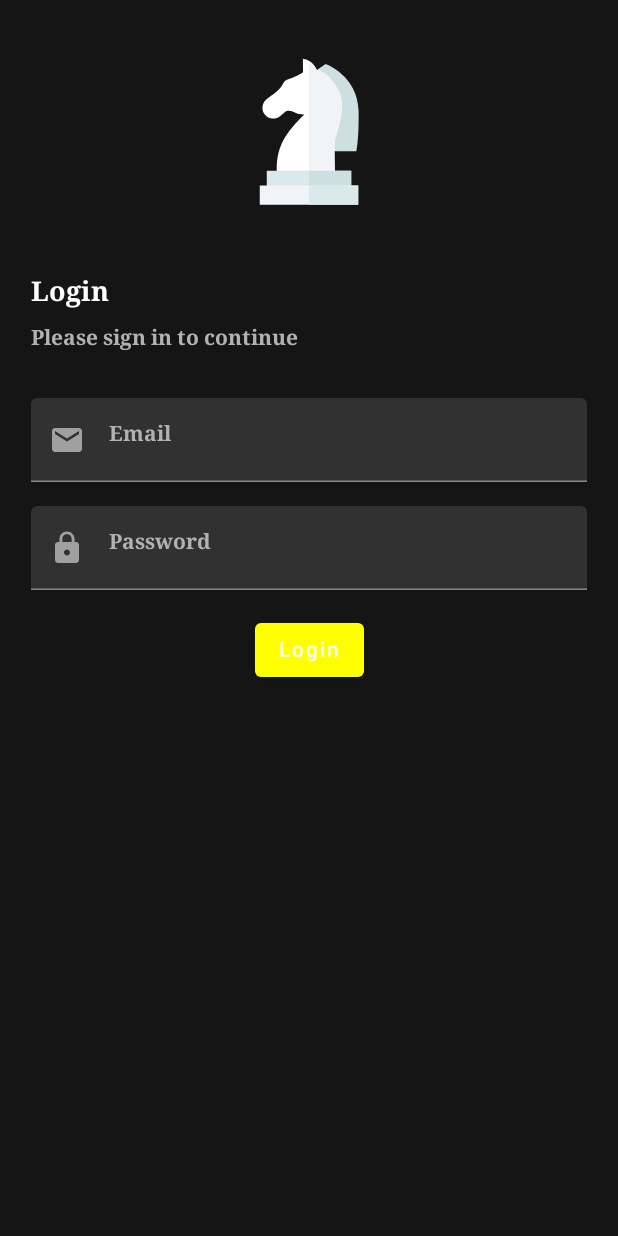
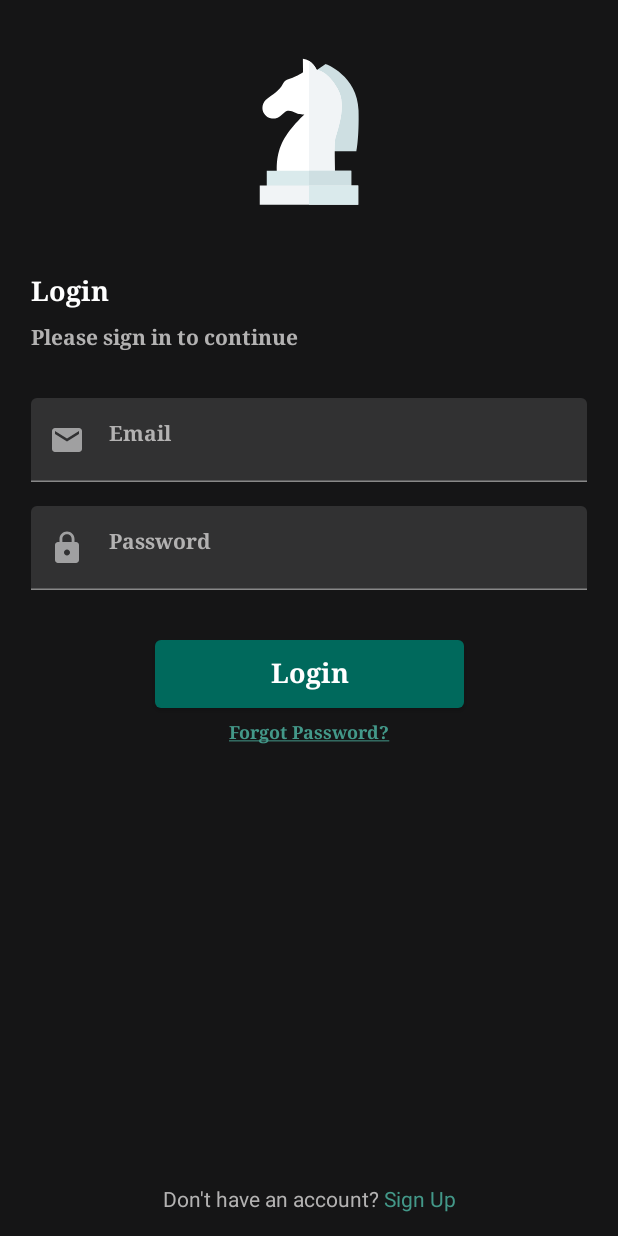
Before and after one commit to mayurgajra/JetChess, an Android app built with Jetpack Compose: the screen it shows after launch (LoginActivity), on a phone screen of 412 x 824 dp. Run offline under Robolectric (Android 15) with nearby library versions, the phone set to English and light mode, and no system bars.

Commit message:
- Login Ui updated with new colors and buttons.

```diff
--- a/app/src/main/java/com/mayurg/jetchess/framework/presentation/login/LoginActivity.kt
+++ b/app/src/main/java/com/mayurg/jetchess/framework/presentation/login/LoginActivity.kt
@@ -1,32 +1,59 @@
 package com.mayurg.jetchess.framework.presentation.login
 
 import android.os.Bundle
+import android.util.Log
 import androidx.activity.compose.setContent
-import androidx.appcompat.app.AppCompatActivity
 import androidx.compose.foundation.Image
 import androidx.compose.foundation.background
-import androidx.compose.foundation.clickable
 import androidx.compose.foundation.layout.*
+import androidx.compose.foundation.text.ClickableText
+import androidx.compose.foundation.text.KeyboardOptions
 import androidx.compose.material.*
 import androidx.compose.material.icons.Icons
 import androidx.compose.material.icons.filled.Email
 import androidx.compose.material.icons.filled.Lock
 import androidx.compose.runtime.*
+import androidx.compose.runtime.saveable.rememberSaveable
 import androidx.compose.ui.Alignment
 import androidx.compose.ui.Modifier
-import androidx.compose.ui.graphics.Color
 import androidx.compose.ui.res.painterResource
+import androidx.compose.ui.text.SpanStyle
+import androidx.compose.ui.text.buildAnnotatedString
+import androidx.compose.ui.text.input.KeyboardType
+import androidx.compose.ui.text.input.PasswordVisualTransformation
 import androidx.compose.ui.text.style.TextAlign
+import androidx.compose.ui.text.style.TextDecoration
+import androidx.compose.ui.text.withStyle
 import androidx.compose.ui.unit.dp
 import com.mayurg.jetchess.R
+import com.mayurg.jetchess.framework.presentation.base.BaseActivity
 import com.mayurg.jetchess.util.themeutils.AppTheme
+import com.mayurg.jetchess.util.themeutils.subtitle1TextColor
+import kotlinx.coroutines.launch
 
-class LoginActivity : AppCompatActivity() {
+class LoginActivity : BaseActivity() {
     override fun onCreate(savedInstanceState: Bundle?) {
         super.onCreate(savedInstanceState)
 
         setContent {
             AppTheme {
+                Login()
+            }
+        }
+    }
+
+    class TextFieldState {
+        var text: String by mutableStateOf("")
+    }
+
+    @Composable
+    private fun Login() {
+        val emailState = remember { TextFieldState() }
+        val scope = rememberCoroutineScope()
+        val scaffoldState = rememberScaffoldState()
+
+
+        Scaffold(scaffoldState = scaffoldState) {
             Column(
                 modifier = Modifier
                     .fillMaxSize()
@@ -34,6 +61,7 @@ class LoginActivity : AppCompatActivity() {
                 verticalArrangement = Arrangement.Top,
                 horizontalAlignment = Alignment.CenterHorizontally
             ) {
+
                 Spacer(modifier = Modifier.height(32.dp))
                 LoginLogo()
                 Spacer(modifier = Modifier.height(32.dp))
@@ -51,20 +79,94 @@ class LoginActivity : AppCompatActivity() {
                     textAlign = TextAlign.Start
                 )
                 Spacer(modifier = Modifier.height(32.dp))
-                    EmailField()
+                EmailField(emailState)
                 Spacer(modifier = Modifier.height(16.dp))
                 PassWordField()
-                    Spacer(modifier = Modifier.height(16.dp))
-                    Button(
-                        onClick = { },
-                        colors = ButtonDefaults.buttonColors(
-                            backgroundColor = Color.Yellow,
-                            contentColor = Color.White
+                Spacer(modifier = Modifier.height(32.dp))
+                LoginButton {
+                    if (emailState.text.isEmpty()) {
+                        scope.launch {
+                            scaffoldState.snackbarHostState.showSnackbar("Email is empty")
+                        }
+                    }
+                }
+                Spacer(modifier = Modifier.height(8.dp))
+                Text(
+                    text = "Forgot Password?",
+                    style = MaterialTheme.typography.h6,
+                    color = MaterialTheme.colors.secondaryVariant,
+                    textDecoration = TextDecoration.Underline
+                )
+                SignUpText()
+
+            }
+        }
+
+    }
+
+    @Composable
+    fun SignUpText() {
+        Box(
+            modifier = Modifier
+                .fillMaxSize()
+                .padding(16.dp)
+        ) {
+            val annotatedText = buildAnnotatedString {
+                withStyle(
+                    style = SpanStyle(
+                        color = subtitle1TextColor,
                     )
                 ) {
-                        Text(text = "Login")
+                    append("Don't have an account? ")
+
+                }
+
+                pushStringAnnotation(
+                    tag = "SignUp",
+                    annotation = "SignUp"
+                )
+                withStyle(
+                    style = SpanStyle(
+                        color = MaterialTheme.colors.secondaryVariant,
+                    )
+                ) {
+                    append("Sign Up")
+                }
+
+                pop()
+            }
+
+            ClickableText(
+                text = annotatedText,
+                modifier = Modifier.align(Alignment.BottomCenter),
+                onClick = { offset ->
+                    annotatedText.getStringAnnotations(
+                        tag = "SignUp", start = offset,
+                        end = offset
+                    )[0].let { annotation ->
+                        Log.d("Clicked", annotation.item)
                     }
                 }
+            )
+        }
+    }
+
+    @Composable
+    private fun LoginButton(onValidate: () -> Unit) {
+        Button(
+            onClick = onValidate,
+            modifier = Modifier
+                .fillMaxWidth(0.5f),
+            colors = ButtonDefaults.buttonColors(
+                backgroundColor = MaterialTheme.colors.secondary,
+                contentColor = MaterialTheme.colors.secondary
+            )
+        ) {
+            Box(modifier = Modifier.padding(top = 4.dp, bottom = 4.dp)) {
+                Text(
+                    text = "Login",
+                    style = MaterialTheme.typography.h5
+                )
             }
         }
     }
@@ -72,7 +174,7 @@ class LoginActivity : AppCompatActivity() {
     @Composable
     fun LoginLogo() {
         Image(
-            painter = painterResource(R.drawable.ic_vector_splash_logo),
+            painter = painterResource(R.drawable.ic_vector_app_logo),
             contentDescription = "Login Logo",
             modifier = Modifier
                 .width(120.dp)
@@ -81,47 +183,47 @@ class LoginActivity : AppCompatActivity() {
     }
 
     @Composable
-    fun EmailField() {
-        var text by remember { mutableStateOf("") }
-
+    fun EmailField(emailState: TextFieldState = remember { TextFieldState() }) {
         TextField(
             modifier = Modifier.fillMaxWidth(0.9f),
             colors = TextFieldDefaults.textFieldColors(
-                textColor = Color.White,
-                focusedIndicatorColor = Color.White,
-                focusedLabelColor = Color.White
+                textColor = MaterialTheme.colors.onPrimary,
+                focusedIndicatorColor = MaterialTheme.colors.secondary,
+                focusedLabelColor = MaterialTheme.colors.secondary
             ),
-            value = text,
-            onValueChange = { text = it },
+            value = emailState.text,
+            onValueChange = { emailState.text = it },
             label = { Text("Email") },
             leadingIcon = {
                 Icon(
                     Icons.Filled.Email,
-                    "contentDescription",
-                    modifier = Modifier.clickable {})
+                    "Email Icon"
+                )
             }
         )
     }
 
     @Composable
     fun PassWordField() {
-        var text by remember { mutableStateOf("") }
+        var password by rememberSaveable { mutableStateOf("") }
 
         TextField(
             modifier = Modifier.fillMaxWidth(0.9f),
             colors = TextFieldDefaults.textFieldColors(
-                textColor = Color.White,
-                focusedIndicatorColor = Color.White,
-                focusedLabelColor = Color.White
+                textColor = MaterialTheme.colors.onPrimary,
+                focusedIndicatorColor = MaterialTheme.colors.secondary,
+                focusedLabelColor = MaterialTheme.colors.secondary
             ),
-            value = text,
-            onValueChange = { text = it },
+            value = password,
+            onValueChange = { password = it },
             label = { Text("Password") },
+            visualTransformation = PasswordVisualTransformation(),
+            keyboardOptions = KeyboardOptions(keyboardType = KeyboardType.Password),
             leadingIcon = {
                 Icon(
                     Icons.Filled.Lock,
-                    "contentDescription",
-                    modifier = Modifier.clickable {})
+                    "Password Icon"
+                )
             }
         )
     }
--- a/app/src/main/java/com/mayurg/jetchess/framework/presentation/splash/SplashActivity.kt
+++ b/app/src/main/java/com/mayurg/jetchess/framework/presentation/splash/SplashActivity.kt
@@ -87,7 +87,7 @@ class SplashActivity : BaseActivity() {
     @Composable
     fun SplashLogo(){
         Image(
-            painter = painterResource(R.drawable.ic_vector_splash_logo),
+            painter = painterResource(R.drawable.ic_vector_app_logo),
             contentDescription = "Splash Logo",
             modifier = Modifier
                 .width(200.dp)
--- a/app/src/main/java/com/mayurg/jetchess/util/themeutils/Colors.kt
+++ b/app/src/main/java/com/mayurg/jetchess/util/themeutils/Colors.kt
@@ -2,8 +2,20 @@ package com.mayurg.jetchess.util.themeutils
 
 import androidx.compose.ui.graphics.Color
 
+val background = Color(0xFF151516)
+val onBackground = Color(0xFFFFFFFF)
+val surface = Color(0xFF151516)
+val onSurface = Color(0xFFFFFFFF)
+
 val primaryColor = Color(0xFF151516)
-val primaryVariant = Color(0xFF151516)
-val secondaryColor = Color(0xFF151516)
-val primaryTextColor = Color(0xFFFFFFFF)
+val primaryColorVariant = Color(0xFF3b3b3c)
+
+val secondaryColor = Color(0xFF00695c)
+val secondaryColorVariant = Color(0xFF439889)
+
+val onPrimaryColor = Color(0xFFFFFFFF)
+val onSecondaryColor = Color(0xFFFFFFFF)
 val subtitle1TextColor = Color(0xFFB3B2B2)
+
+val errorColor = Color(0xFFA01D1D)
+val onErrorColor = Color(0xFFFFFFFF)
--- a/app/src/main/java/com/mayurg/jetchess/util/themeutils/Theme.kt
+++ b/app/src/main/java/com/mayurg/jetchess/util/themeutils/Theme.kt
@@ -1,21 +1,30 @@
 package com.mayurg.jetchess.util.themeutils
 
-import androidx.compose.foundation.isSystemInDarkTheme
 import androidx.compose.material.MaterialTheme
 import androidx.compose.material.darkColors
 import androidx.compose.runtime.Composable
 
-private val ColorPalette = darkColors(
+
+val appThemeColors = darkColors(
     primary = primaryColor,
-    primaryVariant = primaryVariant,
+    primaryVariant = primaryColorVariant,
+    onPrimary = onPrimaryColor,
     secondary = secondaryColor,
+    secondaryVariant = secondaryColorVariant,
+    onSecondary = onSecondaryColor,
+    surface = surface,
+    background = background,
+    onBackground = onBackground,
+    onSurface = onSurface,
+    error = errorColor,
+    onError = onErrorColor
 )
 
 @Composable
-fun AppTheme(darkTheme: Boolean = isSystemInDarkTheme(), content: @Composable() () -> Unit) {
+fun AppTheme(content: @Composable() () -> Unit) {
 
     MaterialTheme(
-        colors = ColorPalette,
+        colors = appThemeColors,
         typography = typography,
         shapes = shapes,
         content = content
--- a/app/src/main/java/com/mayurg/jetchess/util/themeutils/Typography.kt
+++ b/app/src/main/java/com/mayurg/jetchess/util/themeutils/Typography.kt
@@ -13,14 +13,20 @@ val typography = Typography(
         fontSize = 16.sp
     ),
     h3 = TextStyle(
-        color = primaryTextColor,
+        color = onPrimaryColor,
         fontSize = 22.sp,
         fontWeight = FontWeight.Bold,
         fontFamily = FontFamily.Serif
     ),
     h5 = TextStyle(
-        color = primaryTextColor,
+        color = onPrimaryColor,
         fontSize = 18.sp,
+        fontWeight = FontWeight.Bold,
+        fontFamily = FontFamily.Serif
+    ),
+    h6 = TextStyle(
+        color = onPrimaryColor,
+        fontSize = 12.sp,
         fontWeight = FontWeight.Bold,
         fontFamily = FontFamily.Serif
     ),
--- a/buildSrc/src/main/java/dependencies/Versions.kt
+++ b/buildSrc/src/main/java/dependencies/Versions.kt
@@ -7,11 +7,11 @@ object Versions {
 
     //Android
     const val androidxCore = "1.3.2"
-    const val appCompat = "1.2.0"
+    const val appCompat = "1.3.0-beta01"
     const val material = "1.3.0"
 
     //compose
-    const val composeCore = "1.0.0-beta01"
+    const val composeCore = "1.0.0-beta05"
     const val composeActivity = "1.3.0-alpha03"
 
     //local tests
```
Also changed, not shown: app/build.gradle (+8 -1 lines), app/src/main/res/drawable/ic_vector_app_logo.xml (renamed from app/src/main/res/drawable/ic_vector_splash_logo.xml), 32 other files. Lines whose indentation alone changed are shown as unchanged.
